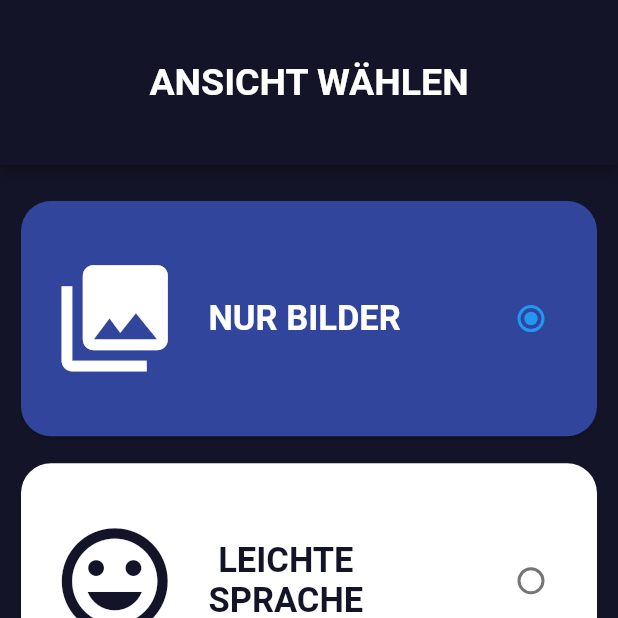
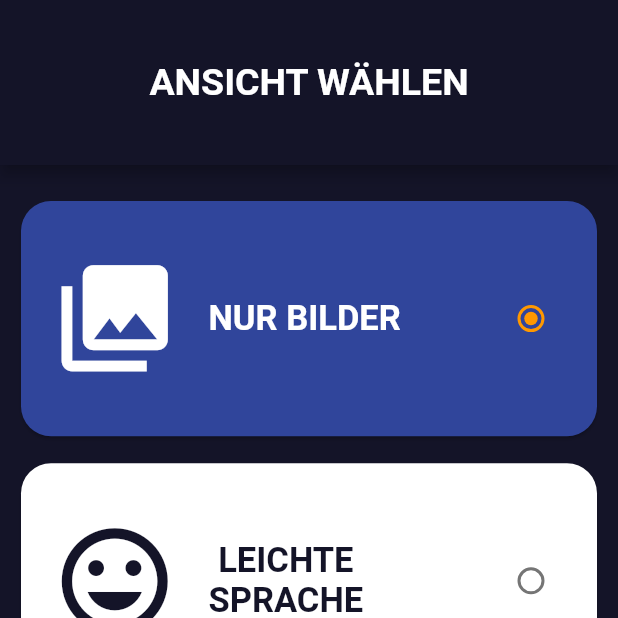
Before and after one commit to arsomesan/JoMa, a Flutter app: the SelectView screen opened directly, on a phone screen of 412 x 824 dp, the top half of it. Run offline on Flutter 3.47's test engine with Material 2 defaults, Android fonts, the light colour scheme and no system bars; our stand-ins replace animated_splash_screen, carousel_slider, flutter_map, flutter_svg, flutter_svg_provider, font_awesome_flutter and 4 more; accounts and stored records are empty; network calls fail.

Commit message:
Color des RadioButtons von blau auf orange

```diff
--- a/lib/screens/screen_select_view.dart
+++ b/lib/screens/screen_select_view.dart
@@ -86,6 +86,7 @@
                                 children: [
                                   Radio(
                                       value: 0,
+                                      activeColor: Colors.orange,
                                       groupValue: _.state,
                                       onChanged: (choice) {
                                         viewController.setView(0);
@@ -182,6 +183,7 @@
                                 children: [
                                   Radio(
                                       value: 1,
+                                      activeColor: Colors.orange,
                                       groupValue: _.state,
                                       onChanged: (choice) {
                                         viewController.setView(1);
@@ -257,6 +259,7 @@
                                 children: [
                                   Radio(
                                       value: 2,
+                                      activeColor: Colors.orange,
                                       groupValue: _.state,
                                       onChanged: (choice) {
                                         viewController.setView(2);
```
